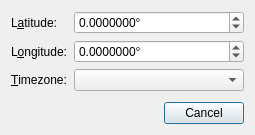
KrakSat-2016/kraksat-receiver, file app/ui/gsinfo.ui: the form before one commit.
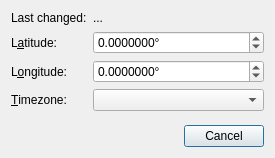
The form after the commit.

Commit message: Add last changed label in GS info dialog

```diff
--- a/app/ui/gsinfo.ui
+++ b/app/ui/gsinfo.ui
@@ -6,8 +6,8 @@
    <rect>
     <x>0</x>
     <y>0</y>
-    <width>255</width>
-    <height>135</height>
+    <width>275</width>
+    <height>158</height>
    </rect>
   </property>
   <property name="windowTitle">
@@ -16,7 +16,7 @@
   <layout class="QVBoxLayout" name="verticalLayout">
    <item>
     <layout class="QFormLayout" name="formLayout">
-     <item row="0" column="0">
+     <item row="1" column="0">
       <widget class="QLabel" name="label">
        <property name="text">
         <string>L&amp;atitude:</string>
@@ -26,7 +26,7 @@
        </property>
       </widget>
      </item>
-     <item row="0" column="1">
+     <item row="1" column="1">
       <widget class="QDoubleSpinBox" name="latitudeSpinBox">
        <property name="accelerated">
         <bool>true</bool>
@@ -48,7 +48,7 @@
        </property>
       </widget>
      </item>
-     <item row="1" column="0">
+     <item row="2" column="0">
       <widget class="QLabel" name="label_2">
        <property name="text">
         <string>L&amp;ongitude:</string>
@@ -58,7 +58,7 @@
        </property>
       </widget>
      </item>
-     <item row="1" column="1">
+     <item row="2" column="1">
       <widget class="QDoubleSpinBox" name="longitudeSpinBox">
        <property name="accelerated">
         <bool>true</bool>
@@ -80,7 +80,7 @@
        </property>
       </widget>
      </item>
-     <item row="2" column="0">
+     <item row="3" column="0">
       <widget class="QLabel" name="label_3">
        <property name="text">
         <string>&amp;Timezone:</string>
@@ -90,9 +90,26 @@
        </property>
       </widget>
      </item>
-     <item row="2" column="1">
+     <item row="3" column="1">
       <widget class="QComboBox" name="timezoneComboBox"/>
      </item>
+     <item row="0" column="0">
+      <widget class="QLabel" name="label_4">
+       <property name="text">
+        <string>Last changed:</string>
+       </property>
+      </widget>
+     </item>
+     <item row="0" column="1">
+      <widget class="QLabel" name="lastChangedLabel">
+       <property name="toolTip">
+        <string>Timestamp of the last change (in your local timezone)</string>
+       </property>
+       <property name="text">
+        <string>...</string>
+       </property>
+      </widget>
+     </item>
     </layout>
    </item>
    <item>
```
